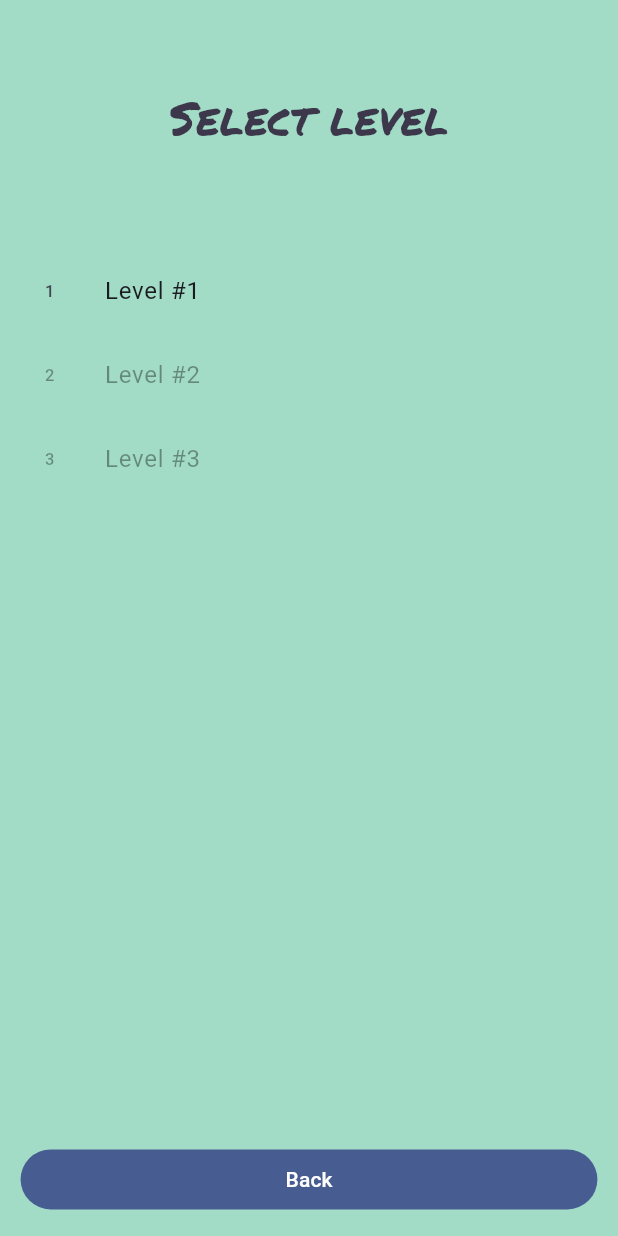
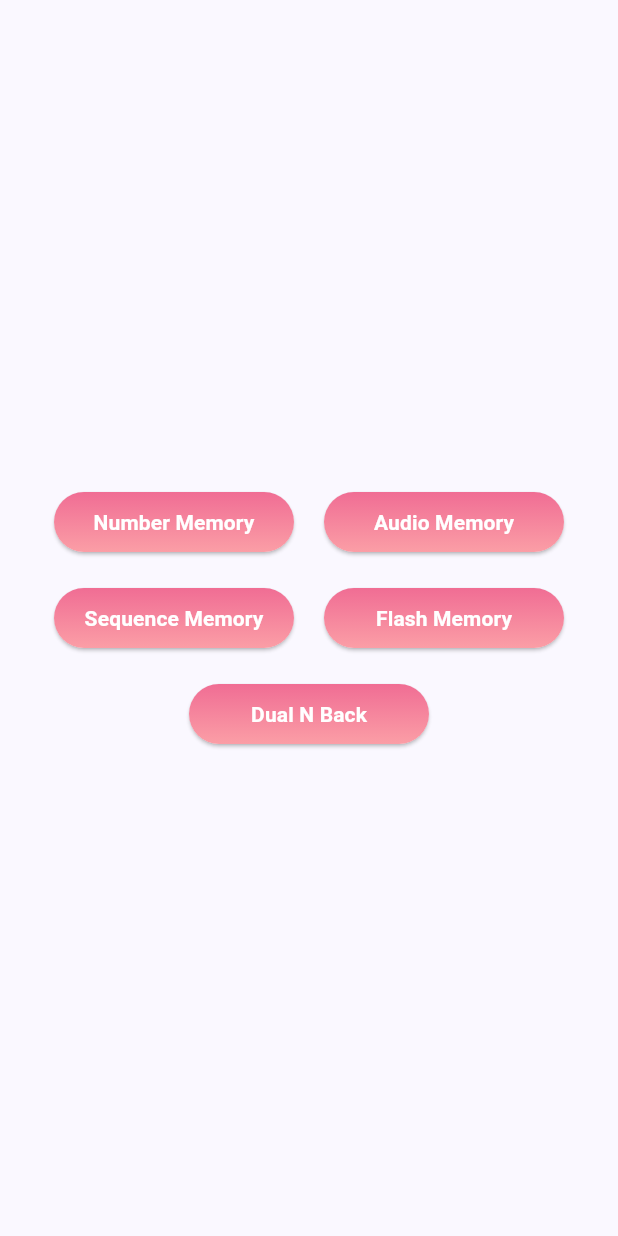
Before and after one commit to Spenc-er/BigBrain, a Flutter app: the screen it shows after launch, after a tap on "Play", on a phone screen of 412 x 824 dp. Run offline on Flutter 3.47's test engine with Material 2 defaults, Android fonts, the light colour scheme and no system bars; our stand-ins replace audioplayers, firebase_core, firebase_crashlytics, go_router, google_mobile_ads, in_app_purchase and 1 more; missing offline and left inert: games_services; accounts and stored records are empty.

Commit message:
game selection

```diff
--- a/lib/main.dart
+++ b/lib/main.dart
@@ -10,6 +10,7 @@
 import 'package:firebase_crashlytics/firebase_crashlytics.dart';
 import 'package:flutter/material.dart';
 import 'package:flutter/services.dart';
+import 'package:game_template/src/game_selection/game_selection.dart';
 import 'package:go_router/go_router.dart';
 import 'package:logging/logging.dart';
 import 'package:provider/provider.dart';
@@ -124,9 +125,9 @@ class MyApp extends StatelessWidget {
                 path: 'play',
                 pageBuilder: (context, state) => buildMyTransition<void>(
                       key: ValueKey('play'),
-                      child: const LevelSelectionScreen(
-                        key: Key('level selection'),
-                      ),
+                      child: const GameSelectionScreen(
+                          // key: Key('level selection'),
+                          ),
                       color: context.watch<Palette>().backgroundLevelSelection,
                     ),
                 routes: [
@@ -146,6 +147,16 @@ class MyApp extends StatelessWidget {
                         color: context.watch<Palette>().backgroundPlaySession,
                       );
                     },
+                  ),
+                  GoRoute(
+                    path: 'lvl',
+                    pageBuilder: (context, state) => buildMyTransition<void>(
+                      key: ValueKey('lvl'),
+                      child: const LevelSelectionScreen(
+                        key: Key('level selection'),
+                      ),
+                      color: context.watch<Palette>().backgroundLevelSelection,
+                    ),
                   ),
                   GoRoute(
                     path: 'won',
--- /dev/null
+++ b/lib/src/game_selection/game_selection.dart
@@ -0,0 +1,226 @@
+import 'package:flutter/material.dart';
+import 'package:go_router/go_router.dart';
+import 'package:provider/provider.dart';
+
+import '../audio/audio_controller.dart';
+import '../audio/sounds.dart';
+
+class GameSelectionScreen extends StatefulWidget {
+  const GameSelectionScreen({super.key});
+
+  @override
+  State<GameSelectionScreen> createState() => _GameSelectionScreenState();
+}
+
+class _GameSelectionScreenState extends State<GameSelectionScreen> {
+  @override
+  Widget build(BuildContext context) {
+    final audioController = context.watch<AudioController>();
+    return Scaffold(
+      body: Center(
+        child: Container(
+          padding: EdgeInsets.all(16.0),
+          child: Column(
+            mainAxisAlignment: MainAxisAlignment.center,
+            children: [
+              Row(
+                mainAxisAlignment: MainAxisAlignment.spaceEvenly,
+                children: [
+                  ElevatedButton(
+                    onPressed: () {
+                      audioController.playSfx(SfxType.buttonTap);
+                      GoRouter.of(context)
+                            .go('/play/lvl');
+                    },
+                    style: ElevatedButton.styleFrom(
+                      padding: EdgeInsets.zero,
+                      shape: RoundedRectangleBorder(
+                        borderRadius: BorderRadius.circular(20.0),
+                      ),
+                    ),
+                    child: Ink(
+                      decoration: BoxDecoration(
+                        gradient: LinearGradient(
+                          begin: Alignment(0, -1),
+                          end: Alignment(0, 1),
+                          colors: <Color>[Color(0xfff06d94), Color(0xfffb9ea6)],
+                          stops: <double>[0, 1],
+                        ),
+                        borderRadius: BorderRadius.circular(20.0),
+                      ),
+                      child: Center(
+                        child: Container(
+                          padding: EdgeInsets.all(10.0),
+                          child: Text(
+                            'Number Memory',
+                            style: TextStyle(
+                              fontWeight: FontWeight.bold,
+                              color: Colors.white,
+                            ),
+                          ),
+                        ),
+                      ),
+                      width: 160.0,
+                    ),
+                  ),
+                  ElevatedButton(
+                    onPressed: () {
+                      // Action for button 1
+                    },
+                    style: ElevatedButton.styleFrom(
+                      padding: EdgeInsets.zero,
+                      shape: RoundedRectangleBorder(
+                        borderRadius: BorderRadius.circular(20.0),
+                      ),
+                    ),
+                    child: Ink(
+                      decoration: BoxDecoration(
+                        gradient: LinearGradient(
+                          begin: Alignment(0, -1),
+                          end: Alignment(0, 1),
+                          colors: <Color>[Color(0xfff06d94), Color(0xfffb9ea6)],
+                          stops: <double>[0, 1],
+                        ),
+                        borderRadius: BorderRadius.circular(20.0),
+                      ),
+                      child: Center(
+                        child: Container(
+                          padding: EdgeInsets.all(10.0),
+                          child: Text(
+                            'Audio Memory',
+                            style: TextStyle(
+                              fontWeight: FontWeight.bold,
+                              color: Colors.white,
+                            ),
+                          ),
+                        ),
+                      ),
+                      width: 160.0,
+                    ),
+                  ),
+                ],
+              ),
+              SizedBox(height: 16.0),
+              Row(
+                mainAxisAlignment: MainAxisAlignment.spaceEvenly,
+                children: [
+                  ElevatedButton(
+                    onPressed: () {
+                      // Action for button 1
+                    },
+                    style: ElevatedButton.styleFrom(
+                      padding: EdgeInsets.zero,
+                      shape: RoundedRectangleBorder(
+                        borderRadius: BorderRadius.circular(20.0),
+                      ),
+                    ),
+                    child: Ink(
+                      decoration: BoxDecoration(
+                        gradient: LinearGradient(
+                          begin: Alignment(0, -1),
+                          end: Alignment(0, 1),
+                          colors: <Color>[Color(0xfff06d94), Color(0xfffb9ea6)],
+                          stops: <double>[0, 1],
+                        ),
+                        borderRadius: BorderRadius.circular(20.0),
+                      ),
+                      child: Center(
+                        child: Container(
+                          padding: EdgeInsets.all(10.0),
+                          child: Text(
+                            'Sequence Memory',
+                            style: TextStyle(
+                              fontWeight: FontWeight.bold,
+                              color: Colors.white,
+                            ),
+                          ),
+                        ),
+                      ),
+                      width: 160.0,
+                    ),
+                  ),
+                  ElevatedButton(
+                    onPressed: () {
+                      // Action for button 1
+                    },
+                    style: ElevatedButton.styleFrom(
+                      padding: EdgeInsets.zero,
+                      shape: RoundedRectangleBorder(
+                        borderRadius: BorderRadius.circular(20.0),
+                      ),
+                    ),
+                    child: Ink(
+                      decoration: BoxDecoration(
+                        gradient: LinearGradient(
+                          begin: Alignment(0, -1),
+                          end: Alignment(0, 1),
+                          colors: <Color>[Color(0xfff06d94), Color(0xfffb9ea6)],
+                          stops: <double>[0, 1],
+                        ),
+                        borderRadius: BorderRadius.circular(20.0),
+                      ),
+                      child: Center(
+                        child: Container(
+                          padding: EdgeInsets.all(10.0),
+                          child: Text(
+                            'Flash Memory',
+                            style: TextStyle(
+                              fontWeight: FontWeight.bold,
+                              color: Colors.white,
+                            ),
+                          ),
+                        ),
+                      ),
+                      width: 160.0,
+                    ),
+                  ),
+                ],
+              ),
+              SizedBox(height: 16.0),
+              Row(
+                mainAxisAlignment: MainAxisAlignment.spaceEvenly,
+                children: [
+                  ElevatedButton(
+                    onPressed: () {
+                      // Action for button 1
+                    },
+                    style: ElevatedButton.styleFrom(
+                      padding: EdgeInsets.zero,
+                      shape: RoundedRectangleBorder(
+                        borderRadius: BorderRadius.circular(20.0),
+                      ),
+                    ),
+                    child: Ink(
+                      decoration: BoxDecoration(
+                        gradient: LinearGradient(
+                          begin: Alignment(0, -1),
+                          end: Alignment(0, 1),
+                          colors: <Color>[Color(0xfff06d94), Color(0xfffb9ea6)],
+                          stops: <double>[0, 1],
+                        ),
+                        borderRadius: BorderRadius.circular(20.0),
+                      ),
+                      child: Center(
+                        child: Container(
+                          padding: EdgeInsets.all(10.0),
+                          child: Text(
+                            'Dual N Back',
+                            style: TextStyle(
+                              fontWeight: FontWeight.bold,
+                              color: Colors.white,
+                            ),
+                          ),
+                        ),
+                      ),
+                      width: 160.0,
+                    ),
+                  ),
+                ],
+              ),
+            ],
+          ),
+        ),
+      ),
+    );
+  }
+}
--- a/lib/src/main_menu/main_menu_screen.dart
+++ b/lib/src/main_menu/main_menu_screen.dart
@@ -28,16 +28,13 @@ class MainMenuScreen extends StatelessWidget {
       body: ResponsiveScreen(
         mainAreaProminence: 0.45,
         squarishMainArea: Center(
-          child: Transform.rotate(
-            angle: -0.1,
-            child: const Text(
-              'Flutter Game Template!',
-              textAlign: TextAlign.center,
-              style: TextStyle(
-                fontFamily: 'Permanent Marker',
-                fontSize: 55,
-                height: 1,
-              ),
+          child: Align(
+            // bigbrainlowresolutionlogowhite (39:11)
+            alignment: Alignment.topCenter,
+            child: SizedBox(
+              width: 184,
+              height: 162,
+              child: Image.asset('assets/images/logo.png'),
             ),
           ),
         ),
--- a/lib/src/play_session/play_session_screen.dart
+++ b/lib/src/play_session/play_session_screen.dart
@@ -62,11 +62,12 @@ class _PlaySessionScreenState extends State<PlaySessionScreen> {
             children: [
               Center(
                 // This is the entirety of the "game".
+                child: SafeArea(
                   child: Column(
                     mainAxisAlignment: MainAxisAlignment.center,
                     children: [
                       Align(
-                      alignment: Alignment.centerRight,
+                        alignment: Alignment.bottomLeft,
                         child: InkResponse(
                           onTap: () => GoRouter.of(context).push('/settings'),
                           child: Image.asset(
@@ -100,6 +101,7 @@ class _PlaySessionScreenState extends State<PlaySessionScreen> {
                         ),
                       ),
                     ],
+                  ),
                 ),
               ),
               SizedBox.expand(
--- a/lib/src/style/palette.dart
+++ b/lib/src/style/palette.dart
@@ -28,7 +28,7 @@ class Palette {
   Color get redPen => const Color(0xFFd10841);
   Color get inkFullOpacity => const Color(0xff352b42);
   Color get ink => const Color(0xee352b42);
-  Color get backgroundMain => const Color(0xffffffd1);
+  Color get backgroundMain => Color.fromARGB(255, 155, 108, 232);
   Color get backgroundLevelSelection => const Color(0xffa2dcc7);
   Color get backgroundPlaySession => const Color(0xffffebb5);
   Color get background4 => const Color(0xffffd7ff);
```
Also changed, not shown: assets/images/logo.png (added), flutter_01.png (added). Lines whose indentation alone changed are shown as unchanged.
